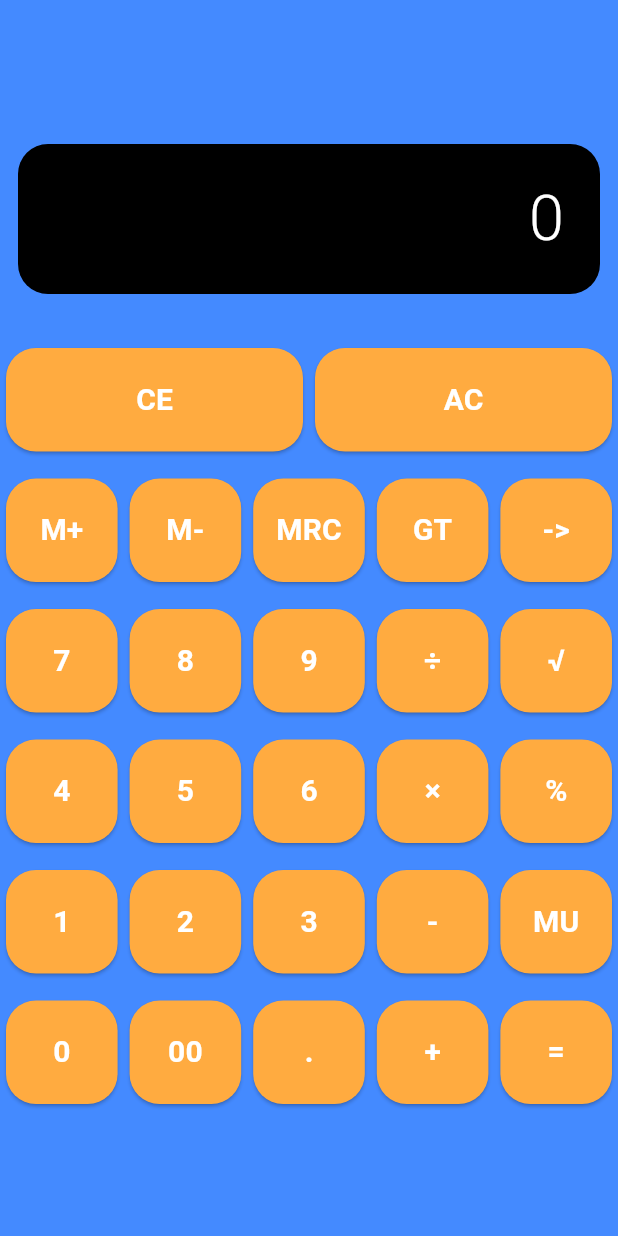
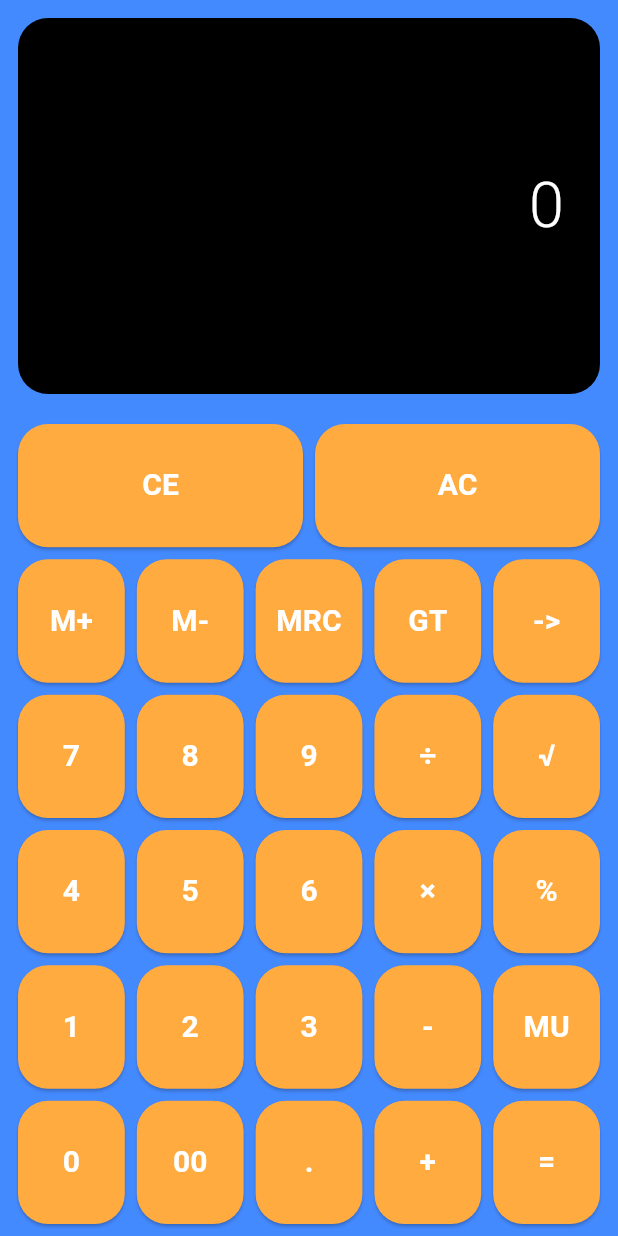
Before and after one commit to dbarrosodev/calculadora-flutter, a Flutter app: the screen it shows after launch, on a phone screen of 412 x 824 dp. Run offline on Flutter 3.47's test engine with Material 3 defaults, Android fonts, the phone set to English and light mode, and no system bars.

Commit message:
feat: melhorar layout da calculadora com SafeArea e ajustes nos botões

```diff
--- a/lib/main.dart
+++ b/lib/main.dart
@@ -87,26 +87,40 @@ class _MainAppState extends State<MainApp> {
     return MaterialApp(
       home: Scaffold(
         backgroundColor: Colors.blueAccent,
-        body: Column(
-          mainAxisAlignment: MainAxisAlignment.center,
+        body: SafeArea(
+          child: Column(
             children: [
-            Screen(value: visor),
-            SizedBox(height: 20),
-            ButtonRow(labels: ["CE", "AC"], onClick: updateVisor),
-            SizedBox(height: 10),
-            ButtonRow(
-              labels: ["M+", "M-", "MRC", "GT", "->"],
-              onClick: updateVisor,
+              Expanded(
+                flex: 1,
+                child: Align(
+                  alignment: Alignment.bottomRight,
+                  child: Screen(value: visor),
                 ),
-            SizedBox(height: 10),
-            ButtonRow(labels: ["7", "8", "9", "÷", "√"], onClick: updateVisor),
-            SizedBox(height: 10),
-            ButtonRow(labels: ["4", "5", "6", "×", "%"], onClick: updateVisor),
-            SizedBox(height: 10),
-            ButtonRow(labels: ["1", "2", "3", "-", "MU"], onClick: updateVisor),
-            SizedBox(height: 10),
-            ButtonRow(labels: ["0", "00", ".", "+", "="], onClick: updateVisor),
+              ),
+              Expanded(
+                flex: 2,
+                child: Padding(
+                  padding: const EdgeInsets.all(8.0),
+                  child: Column(
+                    mainAxisAlignment: MainAxisAlignment.spaceEvenly,
+                    children: [
+                      Expanded(child: ButtonRow(labels: const ["CE", "AC"], onClick: updateVisor)),
+                      const SizedBox(height: 8),
+                      Expanded(child: ButtonRow(labels: const ["M+", "M-", "MRC", "GT", "->"], onClick: updateVisor)),
+                      const SizedBox(height: 8),
+                      Expanded(child: ButtonRow(labels: const ["7", "8", "9", "÷", "√"], onClick: updateVisor)),
+                      const SizedBox(height: 8),
+                      Expanded(child: ButtonRow(labels: const ["4", "5", "6", "×", "%"], onClick: updateVisor)),
+                      const SizedBox(height: 8),
+                      Expanded(child: ButtonRow(labels: const ["1", "2", "3", "-", "MU"], onClick: updateVisor)),
+                      const SizedBox(height: 8),
+                      Expanded(child: ButtonRow(labels: const ["0", "00", ".", "+", "="], onClick: updateVisor)),
                     ],
+                  ),
+                ),
+              )
+            ],
+          ),
         ),
       ),
     );
@@ -130,12 +144,16 @@ class Screen extends StatelessWidget {
         width: double.infinity,
         padding: const EdgeInsets.symmetric(horizontal: 24, vertical: 20),
         alignment: Alignment.centerRight,
+        child: FittedBox(
+          fit: BoxFit.scaleDown,
+          alignment: Alignment.centerRight,
           child: Text(
             value,
             style: const TextStyle(
               fontSize: 42,
               fontWeight: FontWeight.w300,
               color: Colors.white,
+            ),
           ),
         ),
       ),
@@ -153,11 +171,14 @@ class ButtonRow extends StatelessWidget {
   Widget build(BuildContext context) {
     return Row(
       mainAxisAlignment: MainAxisAlignment.spaceEvenly,
+      crossAxisAlignment: CrossAxisAlignment.stretch,
       children: labels
           .map(
             (label) => Expanded(
               child: Padding(
-                padding: const EdgeInsets.all(4.0),
+                padding: const EdgeInsets.symmetric(horizontal: 4.0),
+                child: AspectRatio(
+                  aspectRatio: 1,
                   child: ElevatedButton(
                     onPressed: () => onClick(label),
                     style: ElevatedButton.styleFrom(
@@ -166,7 +187,7 @@ class ButtonRow extends StatelessWidget {
                       shape: RoundedRectangleBorder(
                         borderRadius: BorderRadius.circular(20),
                       ),
-                    padding: const EdgeInsets.symmetric(vertical: 20),
+                      padding: EdgeInsets.zero,
                     ),
                     child: Text(
                       label,
@@ -178,6 +199,7 @@ class ButtonRow extends StatelessWidget {
                   ),
                 ),
               ),
+            ),
           )
           .toList(),
     );
```
Lines whose indentation alone changed are shown as unchanged.
